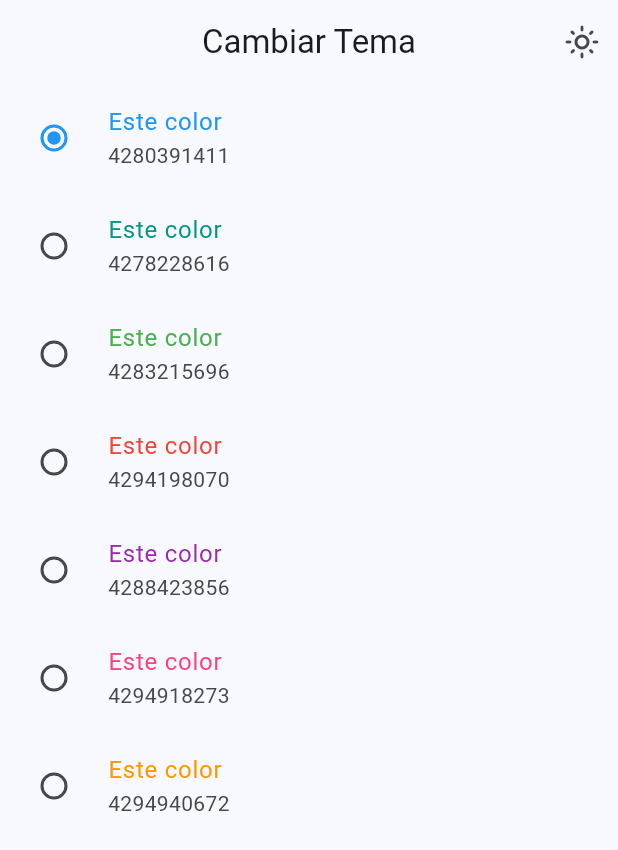
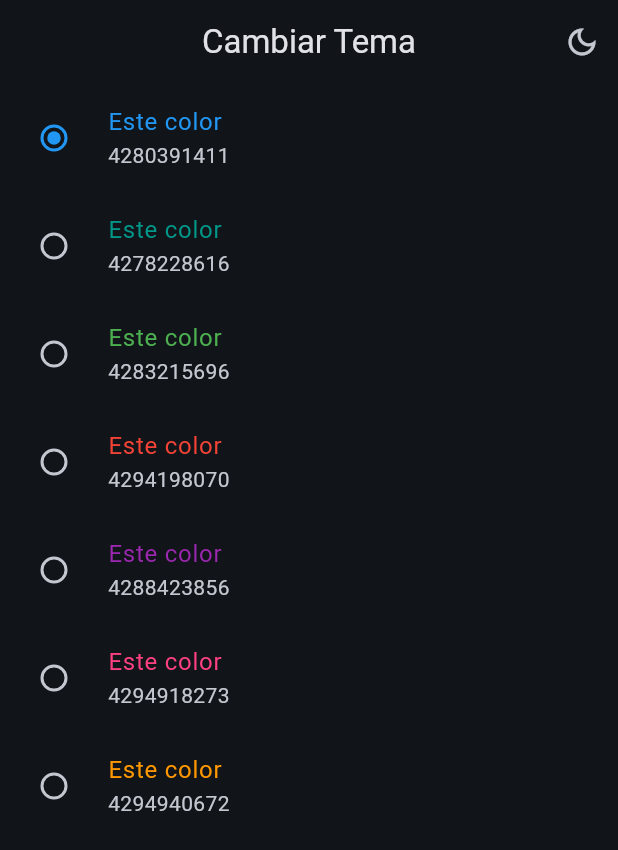
Before and after one commit to HarryOreLara/Widgets-App, a Flutter app: the ThemeChangeScreen screen opened by its route, after a tap on the "light mode" icon, on a phone screen of 412 x 824 dp. Shown: the top 850 px of the screen. Run offline on Flutter 3.47's test engine with Material 2 defaults, Android fonts, the phone set to English and light mode, and no system bars; our stand-ins replace animate_do, flutter_riverpod, go_router.

Commit message:
Notifier implementado con riverpod y rutas

```diff
--- a/lib/config/theme/app_theme.dart
+++ b/lib/config/theme/app_theme.dart
@@ -12,14 +12,27 @@ const colorList = <Color>[
 
 class AppTheme {
   final int selectedColor;
+  final bool mode;
 
-  AppTheme({this.selectedColor = 0})
+  AppTheme({this.mode = false, this.selectedColor = 0})
       : assert(selectedColor >= 0, 'El color debe ser mayor que cero'),
         assert(selectedColor < colorList.length,
             'El color debe ser menor a la lista de colorres');
 
   ThemeData getTheme() => ThemeData(
       useMaterial3: true,
+      brightness: mode ? Brightness.dark  : Brightness.light,
       colorSchemeSeed: colorList[selectedColor],
       appBarTheme: const AppBarTheme(centerTitle: true));
+
+
+  AppTheme copyWith(
+    {
+      int? selectedColor,
+      bool? mode
+    }
+  )=>AppTheme(
+    selectedColor: selectedColor ?? this.selectedColor,
+    mode: mode ?? this.mode
+  );
 }
--- a/lib/main.dart
+++ b/lib/main.dart
@@ -2,21 +2,28 @@ import 'package:flutter/material.dart';
 import 'package:flutter_riverpod/flutter_riverpod.dart';
 import 'package:widgets_app/config/router/app_router.dart';
 import 'package:widgets_app/config/theme/app_theme.dart';
+import 'package:widgets_app/presentation/providers/theme_provider.dart';
 
 void main() {
   runApp(const ProviderScope(child: MainApp()));
 }
 
-class MainApp extends StatelessWidget {
+class MainApp extends ConsumerWidget {
   const MainApp({super.key});
 
   @override
-  Widget build(BuildContext context) {
+  Widget build(BuildContext context, WidgetRef ref) {
+
+    // final mode = ref.watch(isMode);
+    // final colorSelect = ref.watch(selectColorProvider);
+
+    final AppTheme appTheme = ref.watch(themeNotifierProvider);
+
     return MaterialApp.router(
       title: 'Flutter Widgets',
       routerConfig: appRouter,
       debugShowCheckedModeBanner: false,
-      theme: AppTheme(selectedColor: 0).getTheme(),
+      theme: appTheme.getTheme(),
     );
   }
 }
--- a/lib/presentation/providers/theme_provider.dart
+++ b/lib/presentation/providers/theme_provider.dart
@@ -1,11 +1,41 @@
 import 'package:flutter_riverpod/flutter_riverpod.dart';
 import 'package:widgets_app/config/theme/app_theme.dart';
 
+
+
+//Un simple boolean
 final isMode = StateProvider((ref) => false);
 
 //Listado de colores inmutable
 
 final colorListProvider = Provider((ref) => colorList);
 
+
 //Un simple int
 final selectColorProvider = StateProvider((ref) => 0);
+
+
+//Un objeto de tipo AppTheme (Custom)
+
+final themeNotifierProvider = StateNotifierProvider<ThemeNotifier, AppTheme>(
+  (ref) => ThemeNotifier()
+  );
+
+
+
+//Controller o notifier
+class ThemeNotifier extends StateNotifier<AppTheme>{
+  ThemeNotifier(): super(AppTheme());
+
+
+  void toggleDarMode(){
+    state = state.copyWith(mode: !state.mode);
+  }
+
+
+  void changeColorIndex(int colorIndex){
+    state = state.copyWith(selectedColor: colorIndex);
+  }
+
+
+}
--- a/lib/presentation/screens/theme_changer/theme_changer_screen.dart
+++ b/lib/presentation/screens/theme_changer/theme_changer_screen.dart
@@ -8,14 +8,17 @@ class ThemeChangeScreen extends ConsumerWidget {
 
   @override
   Widget build(BuildContext context, WidgetRef ref) {
-    final mode = ref.watch(isMode);
+    final mode = ref.watch(themeNotifierProvider).mode;
 
     return Scaffold(
       appBar: AppBar(
         title: const Text('Cambiar Tema'),
         actions: [
           IconButton(
-              onPressed: () {},
+              onPressed: () {
+                //ref.read(isMode.notifier).update((state) => !state);
+                ref.read(themeNotifierProvider.notifier).toggleDarMode();
+              },
               icon: Icon(
                   mode ? Icons.dark_mode_outlined : Icons.light_mode_outlined))
         ],
@@ -30,10 +33,16 @@ class _ThemeChangerView extends ConsumerWidget {
 
   @override
   Widget build(BuildContext context, WidgetRef ref) {
+
+
+
     final List<Color> colors = ref.watch(colorListProvider);
-    // final int clickCounter = ref.watch(counterProvider); //w
 
-    final int selectColor = ref.watch(selectColorProvider);
+    final int selectColor = ref.watch(themeNotifierProvider).selectedColor;
+    //final int selectColor = ref.watch(selectColorProvider);
+
+
+
 
     return ListView.builder(
       itemCount: colors.length,
@@ -50,7 +59,9 @@ class _ThemeChangerView extends ConsumerWidget {
           value: index,
           groupValue: selectColor,
           onChanged: (value) {
-            ref.read(selectColorProvider.notifier).state = index;
+            //ref.read(selectColorProvider.notifier).state = index;
+
+            ref.watch(themeNotifierProvider.notifier).changeColorIndex(index);
           },
         );
       },
```
